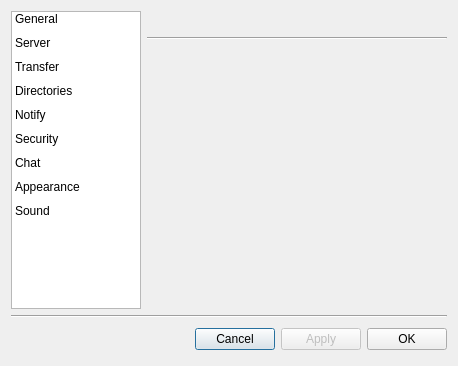
First picture: the form in retroshare-gui/src/gui/settings/settings.ui, repository RetroShare/RetroShare, before the edit.
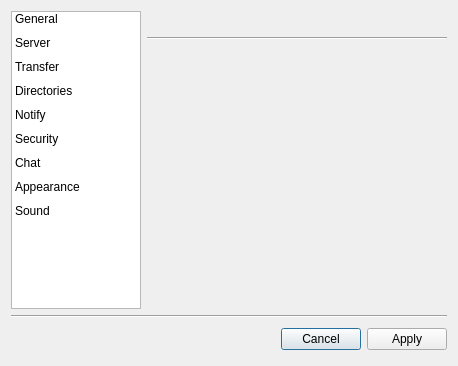
Second picture: the form after the edit. Icons and pictures are not drawn.

Commit message: Corrected typo, Replaced Ok Button by anabled Apply button in settings, suppressed double click action for download in Shared File lists

The edit to the form file:
```diff
--- a/retroshare-gui/src/gui/settings/settings.ui
+++ b/retroshare-gui/src/gui/settings/settings.ui
@@ -262,9 +262,6 @@
      </item>
      <item>
       <widget class="QPushButton" name="applyButton">
-       <property name="enabled">
-        <bool>false</bool>
-       </property>
        <property name="minimumSize">
         <size>
          <width>0</width>
@@ -276,19 +273,6 @@
        </property>
       </widget>
      </item>
-     <item>
-      <widget class="QPushButton" name="okButton">
-       <property name="minimumSize">
-        <size>
-         <width>0</width>
-         <height>22</height>
-        </size>
-       </property>
-       <property name="text">
-        <string>OK</string>
-       </property>
-      </widget>
-     </item>
     </layout>
    </item>
   </layout>
```
Left out of the diff: 2 changed lines with no effect on the pictures. The commit also changes 3 other files.
